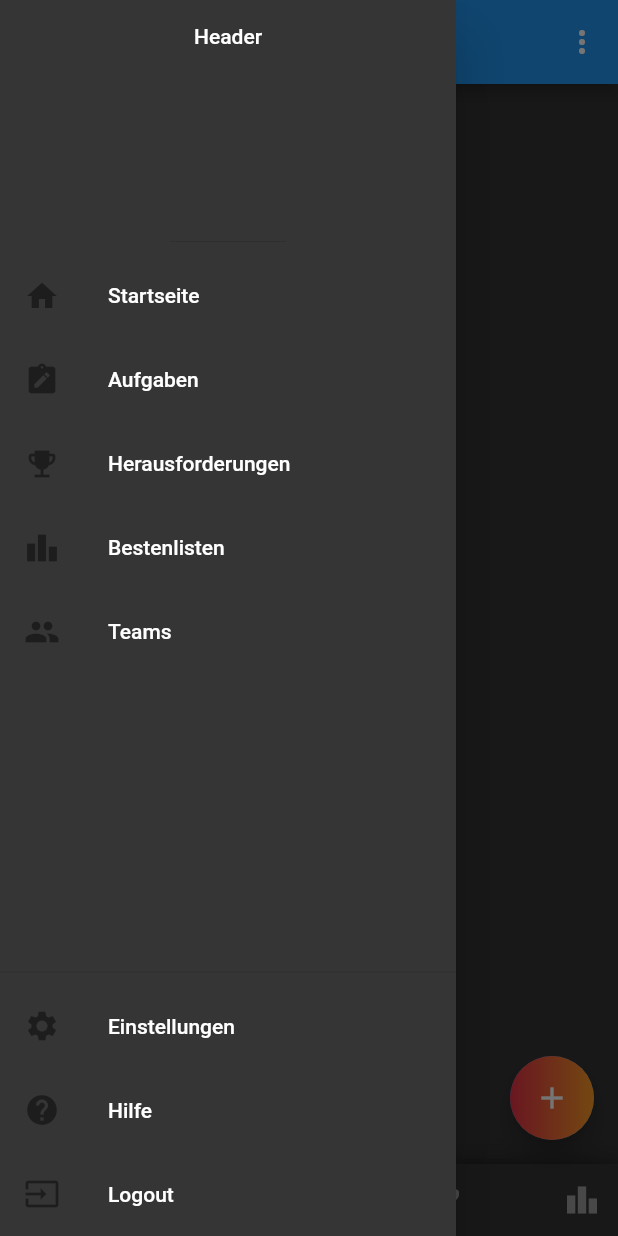
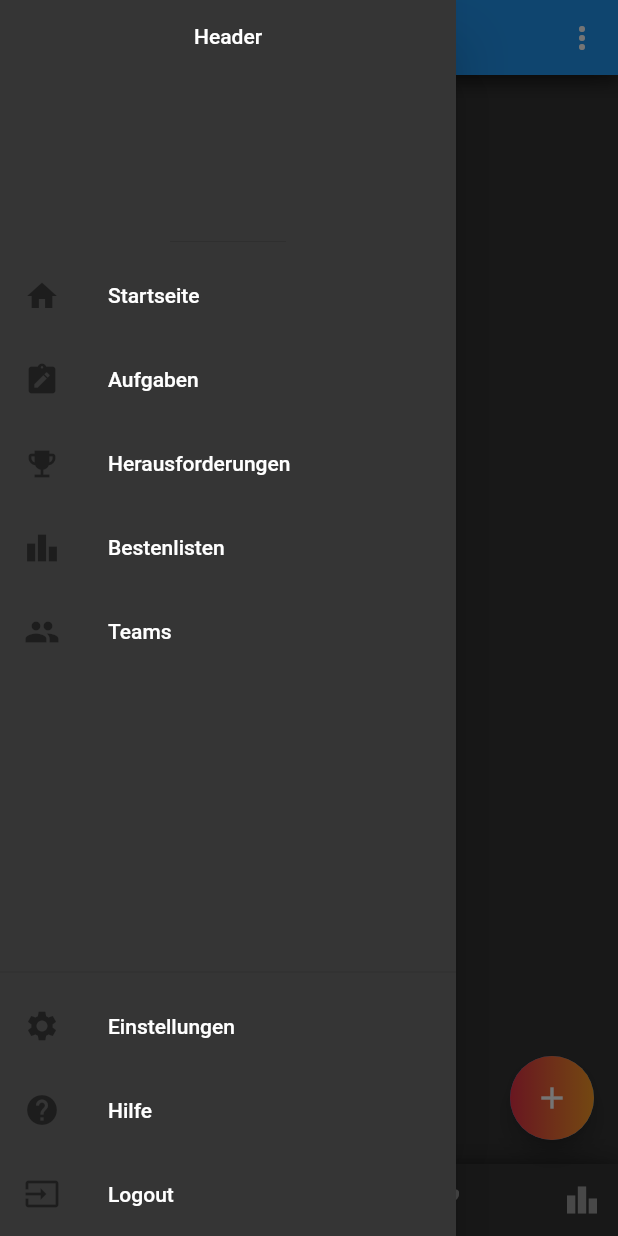
Before and after one commit to Enyaa/MasterProjekt, a Flutter app: the Tasks screen opened by its route, with the side drawer open, on a phone screen of 412 x 824 dp. Run offline on Flutter 3.47's test engine with Material 2 defaults, Android fonts, the phone set to English and light mode, and no system bars; our stand-ins replace cloud_firestore, firebase_auth, firebase_core, firebase_storage, image_picker; accounts and stored records are empty.

Commit message:
+ added MyAppbar to all screens

```diff
--- a/lib/Screens/homepage.dart
+++ b/lib/Screens/homepage.dart
@@ -1,6 +1,7 @@
 import 'package:flutter/cupertino.dart';
 import 'package:flutter/material.dart';
 import 'package:flutter/services.dart';
+import 'package:master_projekt/navigation/myappbar.dart';
 import 'package:master_projekt/navigation/mydrawer.dart';
 import 'package:master_projekt/navigation/navigationbar.dart';
 
@@ -33,7 +34,7 @@ class Homepage extends StatelessWidget {
       ));
     return willLeave;
     },child: Scaffold(
-        appBar: AppBar(title: const Text('Home')),
+        appBar: MyAppbar(title: 'Home', actions: false, bottom: false, leading: false),
         drawer: MyDrawer(),
         body: Center(child: new Text('Homepage')),
       bottomNavigationBar: NavigationBar(1),
--- a/lib/Screens/settingsscreen.dart
+++ b/lib/Screens/settingsscreen.dart
@@ -218,7 +218,7 @@ Widget build(BuildContext context) {
         return willLeave;
       },
       child: Scaffold(
-        appBar: MyAppbar(title: 'Einstellungen'),
+        appBar: MyAppbar(title: 'Einstellungen', actions: false, bottom: false, leading: false),
         drawer: MyDrawer(),
         body: SingleChildScrollView(
           child: Column(
--- a/lib/Screens/task-create.dart
+++ b/lib/Screens/task-create.dart
@@ -90,7 +90,7 @@ class _TaskCreateState extends State<TaskCreate> {
           return willLeave;
         },
         child: Scaffold(
-            appBar: MyAppbar(title: 'Aufgaben'),
+            appBar: MyAppbar(title: 'Aufgaben', actions: false, bottom: false, leading: false,),
             drawer: MyDrawer(),
             body: Form(
                 key: _formKey,
--- a/lib/Screens/task-detail.dart
+++ b/lib/Screens/task-detail.dart
@@ -2,6 +2,7 @@ import 'package:cloud_firestore/cloud_firestore.dart';
 import 'package:firebase_auth/firebase_auth.dart';
 import 'package:flutter/cupertino.dart';
 import 'package:flutter/material.dart';
+import 'package:master_projekt/navigation/myappbar.dart';
 import 'package:master_projekt/navigation/navigationbar.dart';
 
 class ListTileModel {
@@ -120,13 +121,7 @@ class _TaskDetailState extends State<TaskDetail> {
           return willLeave;
         },
         child: Scaffold(
-          appBar: AppBar(
-              title: const Text('Aufgaben'),
-              leading: IconButton(
-                  icon: Icon(Icons.arrow_back),
-                  onPressed: () {
-                    Navigator.pop(context);
-                  })),
+          appBar: MyAppbar(title: 'Aufgaben', leading: true, bottom: false, actions: false),
           body: Container(
             width: double.infinity,
               margin: EdgeInsets.all(20),
--- a/lib/Screens/tasks.dart
+++ b/lib/Screens/tasks.dart
@@ -3,6 +3,7 @@ import 'package:firebase_auth/firebase_auth.dart';
 import 'package:flutter/cupertino.dart';
 import 'package:flutter/material.dart';
 import 'package:master_projekt/Screens/task-detail.dart';
+import 'package:master_projekt/navigation/myappbar.dart';
 import 'package:master_projekt/navigation/mydrawer.dart';
 import 'package:master_projekt/navigation/navigationbar.dart';
 
@@ -50,19 +51,7 @@ class TasksState extends State<Tasks> {
           return willLeave;
         },
         child: Scaffold(
-          appBar: AppBar(
-            title: const Text('Aufgaben'),
-            actions: <Widget>[
-              PopupMenuButton(
-                  itemBuilder: (context) => [
-                        PopupMenuItem(child: Text('Alle'), value: 1),
-                        PopupMenuItem(child: Text('Offen'), value: 2),
-                        PopupMenuItem(child: Text('Angenommen'), value: 3),
-                        PopupMenuItem(child: Text('Abgeschlossen'), value: 4)
-                      ],
-                  onSelected: getFiltered)
-            ],
-          ),
+          appBar: MyAppbar(title: 'Aufgaben', bottom: false, leading: false, actions: true, getFiltered: getFiltered),
           drawer: MyDrawer(),
           body: StreamBuilder<QuerySnapshot>(
             stream: snapshots,
--- a/lib/Screens/teams.dart
+++ b/lib/Screens/teams.dart
@@ -47,7 +47,7 @@ class Teams extends StatelessWidget {
               ));
           return willLeave;
         },child: Scaffold(
-        appBar: MyAppbar(title: 'Teams'),
+        appBar: MyAppbar(title: 'Teams', leading: false, actions: false, bottom: false,),
         drawer: MyDrawer(),
       body: StreamBuilder<QuerySnapshot>(
         stream: snapshots,
--- a/lib/navigation/myappbar.dart
+++ b/lib/navigation/myappbar.dart
@@ -2,8 +2,19 @@ import 'package:flutter/cupertino.dart';
 import 'package:flutter/material.dart';
 
 class MyAppbar extends StatefulWidget implements PreferredSizeWidget {
-  const MyAppbar({Key? key, required this.title}) : super(key: key);
+  MyAppbar(
+      {Key? key,
+      required this.title,
+      required this.bottom,
+      required this.actions,
+      required this.leading,
+      this.getFiltered})
+      : super(key: key);
   final String title;
+  final bool bottom;
+  final bool actions;
+  final bool leading;
+  var getFiltered;
 
   @override
   _MyAppbarState createState() => _MyAppbarState();
@@ -15,6 +26,70 @@ class MyAppbar extends StatefulWidget implements PreferredSizeWidget {
 class _MyAppbarState extends State<MyAppbar> {
   @override
   Widget build(BuildContext context) {
+    if (widget.bottom) {
+      return new Container(
+          decoration: BoxDecoration(
+            boxShadow: <BoxShadow>[
+              BoxShadow(
+                  color: Colors.black54,
+                  blurRadius: 15.0,
+                  offset: Offset(0.0, 0.75))
+            ],
+          ),
+          child: AppBar(
+              title: Text(widget.title),
+              bottom: const TabBar(tabs: [
+                Tab(
+                    icon: Icon(Icons.star),
+                    child: Text('Punkte', textAlign: TextAlign.center)),
+                Tab(
+                    icon: Icon(Icons.task),
+                    child: Text('Aufgaben', textAlign: TextAlign.center)),
+                Tab(
+                    icon: Icon(Icons.emoji_events),
+                    child: Text('Achievements', textAlign: TextAlign.center))
+              ])));
+    } else if(widget.actions) {
+      return new Container(
+          decoration: BoxDecoration(
+            boxShadow: <BoxShadow>[
+              BoxShadow(
+                  color: Colors.black54,
+                  blurRadius: 15.0,
+                  offset: Offset(0.0, 0.75))
+            ],
+          ),
+          child: AppBar(
+            title: const Text('Aufgaben'),
+            actions: <Widget>[
+              PopupMenuButton(
+                  itemBuilder: (context) => [
+                    PopupMenuItem(child: Text('Alle'), value: 1),
+                    PopupMenuItem(child: Text('Offen'), value: 2),
+                    PopupMenuItem(child: Text('Angenommen'), value: 3),
+                    PopupMenuItem(child: Text('Abgeschlossen'), value: 4)
+                  ],
+                  onSelected: widget.getFiltered)
+            ],
+          ),);
+    } else if(widget.leading) {
+      return new Container(
+          decoration: BoxDecoration(
+            boxShadow: <BoxShadow>[
+              BoxShadow(
+                  color: Colors.black54,
+                  blurRadius: 15.0,
+                  offset: Offset(0.0, 0.75))
+            ],
+          ),
+          child: AppBar(
+              title: Text(widget.title),
+              leading: IconButton(
+                  icon: Icon(Icons.arrow_back),
+                  onPressed: () {
+                    Navigator.pop(context);
+                  })));
+    } else {
       return new Container(
           decoration: BoxDecoration(
             boxShadow: <BoxShadow>[
@@ -27,3 +102,4 @@ class _MyAppbarState extends State<MyAppbar> {
           child: AppBar(title: Text(widget.title)));
     }
   }
+}
```
Lines whose indentation alone changed are shown as unchanged.
